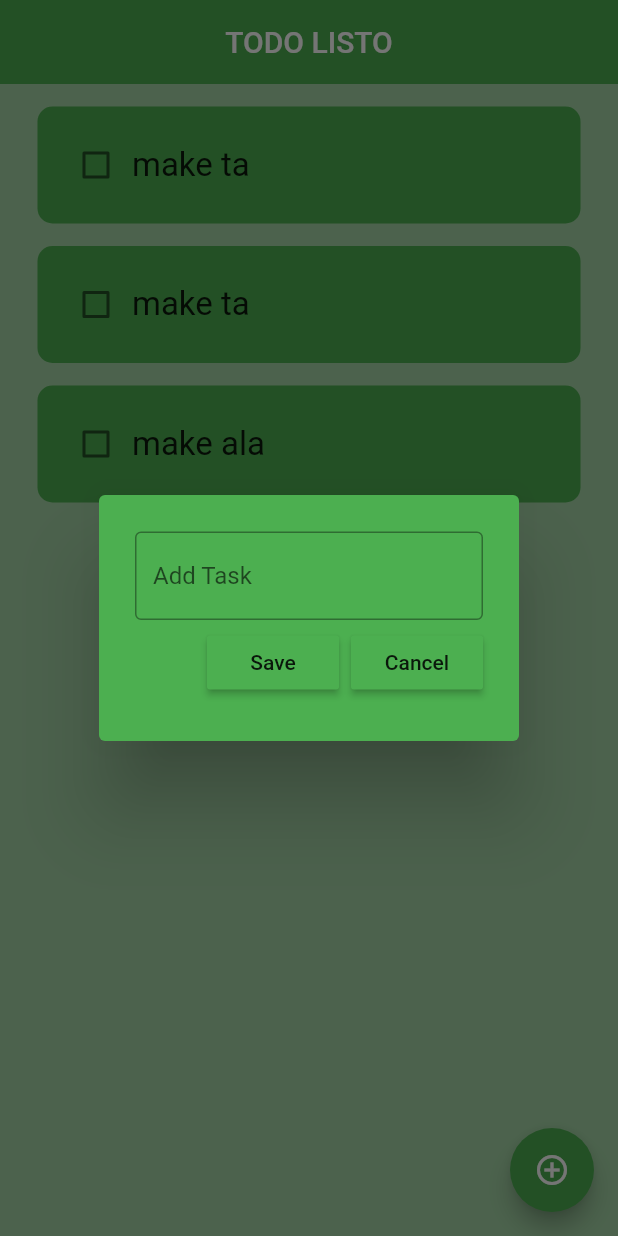
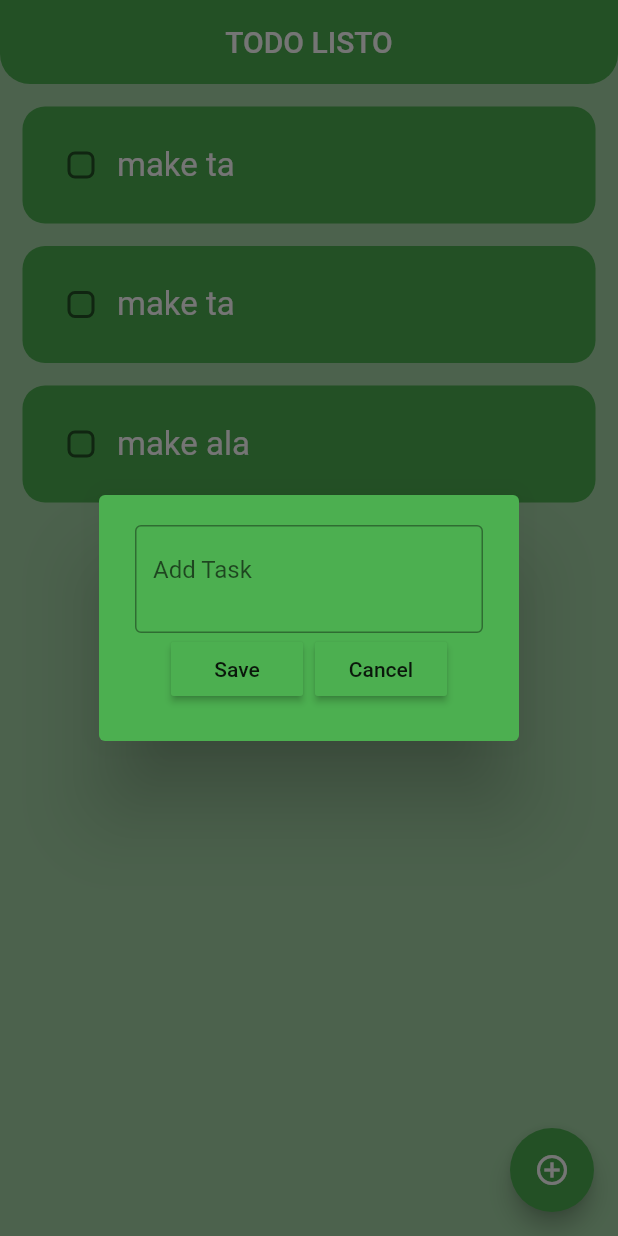
Before and after one commit to AdrianGroh306/todo_listo, a Flutter app: the screen it shows after launch, after a tap on the "add circle outline" icon, on a phone screen of 412 x 824 dp. Run offline on Flutter 3.47's test engine with Material 2 defaults, Android fonts, the phone set to English and light mode, and no system bars; drawn by our look-alikes of auto_size_text, flutter_slidable.

Commit message:
Design update: - round/transparent checkboxes - round tile - round appbar - tile text white

```diff
--- a/lib/pages/homepage.dart
+++ b/lib/pages/homepage.dart
@@ -37,6 +37,11 @@ class _MyHomePageState extends State<MyHomePage> {
     Navigator.of(context).pop();
   }
 
+  void cancelNewTask() {
+    Navigator.of(context).pop();
+    _controller.clear();
+  }
+
   void createTask() {
     showDialog(
       context: context,
@@ -44,7 +49,7 @@ class _MyHomePageState extends State<MyHomePage> {
         return DialogBox(
           controller: _controller,
           onSave: saveNewTask,
-          onCancel: () => Navigator.of(context).pop(),
+          onCancel: cancelNewTask,
         );
       },
     );
@@ -67,6 +72,11 @@ class _MyHomePageState extends State<MyHomePage> {
           'TODO LISTO',
         ),
         elevation: 0,
+        shape: const RoundedRectangleBorder(
+            borderRadius: BorderRadius.only(
+          bottomLeft: Radius.circular(20),
+          bottomRight: Radius.circular(20),
+        )),
       ),
       floatingActionButton: FloatingActionButton(
         onPressed: createTask,
--- a/lib/util/dialog_box.dart
+++ b/lib/util/dialog_box.dart
@@ -17,18 +17,23 @@ class DialogBox extends StatelessWidget {
     return AlertDialog(
       backgroundColor: Colors.green,
       content: SizedBox(
-          height: 120,
+        width: 200,
+        height: 120,
           child: Column(
             mainAxisAlignment: MainAxisAlignment.spaceEvenly,
             children: [
               //Get user input
-              TextField(
-                controller: controller,
-                decoration: const InputDecoration(
-                    border: OutlineInputBorder(), hintText: "Add Task"),
+              Expanded(
+                child: TextField(
+                  controller: controller,
+                  decoration: const InputDecoration(
+                      border: OutlineInputBorder(),
+                      hintText: "Add Task"),
+                  maxLines: 3,
+                ),
               ),
               Row(
-                mainAxisAlignment: MainAxisAlignment.end,
+                mainAxisAlignment: MainAxisAlignment.center,
                 children: [
                   // save button
                   MyButton(text: "Save", onPressed: onSave),
@@ -41,7 +46,8 @@ class DialogBox extends StatelessWidget {
               )
               //button - save + cancel
             ],
-          )),
+          ),
+      ),
     );
   }
 }
--- a/lib/util/todo_tile.dart
+++ b/lib/util/todo_tile.dart
@@ -1,3 +1,5 @@
+import 'dart:ui';
+
 import 'package:flutter/material.dart';
 import 'package:flutter_slidable/flutter_slidable.dart';
 import 'package:auto_size_text/auto_size_text.dart';
@@ -19,7 +21,7 @@ class ToDoTile extends StatelessWidget {
   @override
   Widget build(BuildContext context) {
     return Padding(
-        padding: const EdgeInsets.only(left: 25, right: 25, top: 15),
+        padding: const EdgeInsets.only(left: 15, right: 15, top: 15),
         child: Slidable(
           endActionPane: ActionPane(
             motion: DrawerMotion(),
@@ -28,7 +30,7 @@ class ToDoTile extends StatelessWidget {
                 onPressed: deleteFunction,
                 icon: Icons.delete,
                 backgroundColor: Colors.red,
-                borderRadius: BorderRadius.circular(10),
+                borderRadius: BorderRadius.circular(15),
               )
             ],
           ),
@@ -36,20 +38,29 @@ class ToDoTile extends StatelessWidget {
             padding: const EdgeInsets.all(15),
             decoration: BoxDecoration(
               color: Colors.green,
-              borderRadius: BorderRadius.circular(10),
+              borderRadius: BorderRadius.circular(15),
             ),
             child: Row(
               children: [
                 Checkbox(
                   value: taskCompleted,
                   onChanged: onChanged,
-                  activeColor: Colors.black,
+                  activeColor: Colors.black54,
+                  shape: const RoundedRectangleBorder(
+                    borderRadius: BorderRadius.only(
+                      bottomLeft: Radius.circular(5),
+                      bottomRight: Radius.circular(5),
+                      topLeft: Radius.circular(5),
+                      topRight: Radius.circular(5),
+                    ),
+                  ),
                 ),
                 Expanded(
                   child: AutoSizeText(
                     taskName,
                     style: TextStyle(
                         fontSize: 22,
+                        color: Colors.white,
                         decoration: taskCompleted
                             ? TextDecoration.lineThrough
                             : TextDecoration.none),
```
